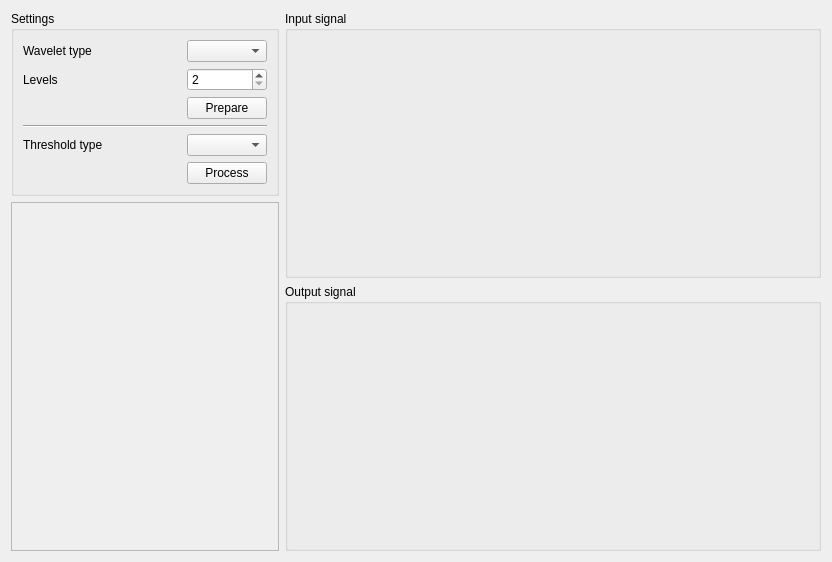
Old version of the form src/DenoisingWidget.ui in the repository SergShtelmakh/NoiseReduction.
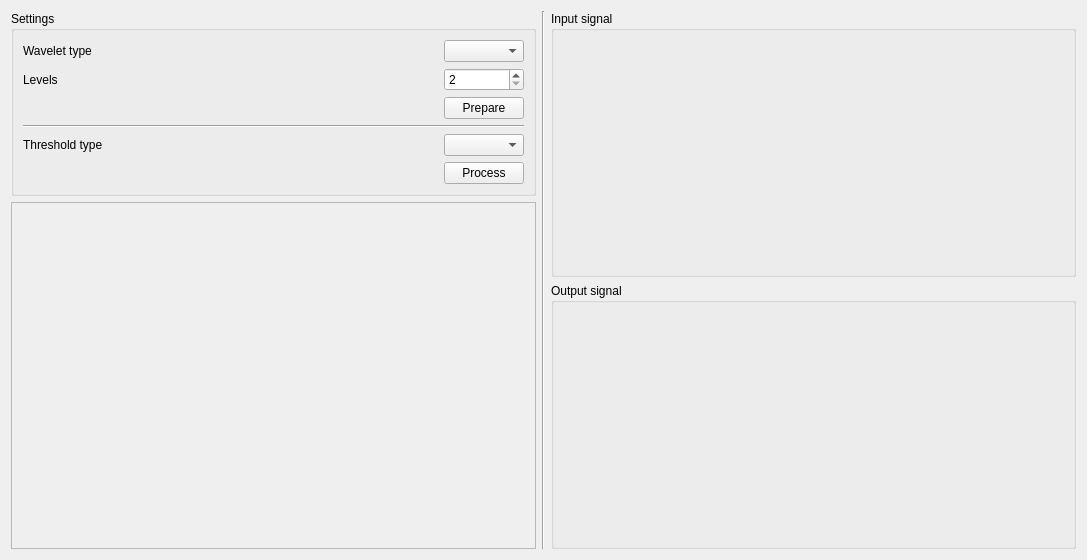
New version of the form. Custom widgets are drawn as their Qt base class.

```diff
--- a/src/DenoisingWidget.ui
+++ b/src/DenoisingWidget.ui
@@ -6,14 +6,14 @@
    <rect>
     <x>0</x>
     <y>0</y>
-    <width>832</width>
-    <height>562</height>
+    <width>1087</width>
+    <height>560</height>
    </rect>
   </property>
   <property name="windowTitle">
    <string>Form</string>
   </property>
-  <layout class="QHBoxLayout" name="horizontalLayout_3" stretch="1,2">
+  <layout class="QHBoxLayout" name="horizontalLayout_3" stretch="1,0,1">
    <item>
     <layout class="QVBoxLayout" name="verticalLayout_2" stretch="2,5">
      <item>
@@ -106,8 +106,8 @@
          <rect>
           <x>0</x>
           <y>0</y>
-          <width>265</width>
-          <height>362</height>
+          <width>523</width>
+          <height>360</height>
          </rect>
         </property>
        </widget>
@@ -115,6 +115,13 @@
      </item>
     </layout>
    </item>
+   <item>
+    <widget class="Line" name="line_2">
+     <property name="orientation">
+      <enum>Qt::Vertical</enum>
+     </property>
+    </widget>
+   </item>
    <item>
     <layout class="QVBoxLayout" name="verticalLayout">
      <item>
@@ -152,18 +159,18 @@
   </layout>
  </widget>
  <customwidgets>
-  <customwidget>
-   <class>QCustomPlot</class>
-   <extends>QWidget</extends>
-   <header>qcustomplot/qcustomplot.h</header>
-   <container>1</container>
-  </customwidget>
   <customwidget>
    <class>AudioPlayerWidget</class>
    <extends>QWidget</extends>
    <header>src/audio/Audioplayerwidget.h</header>
    <container>1</container>
   </customwidget>
+  <customwidget>
+   <class>QCustomPlot</class>
+   <extends>QWidget</extends>
+   <header>qcustomplot/qcustomplot.h</header>
+   <container>1</container>
+  </customwidget>
  </customwidgets>
  <resources/>
  <connections/>
```
